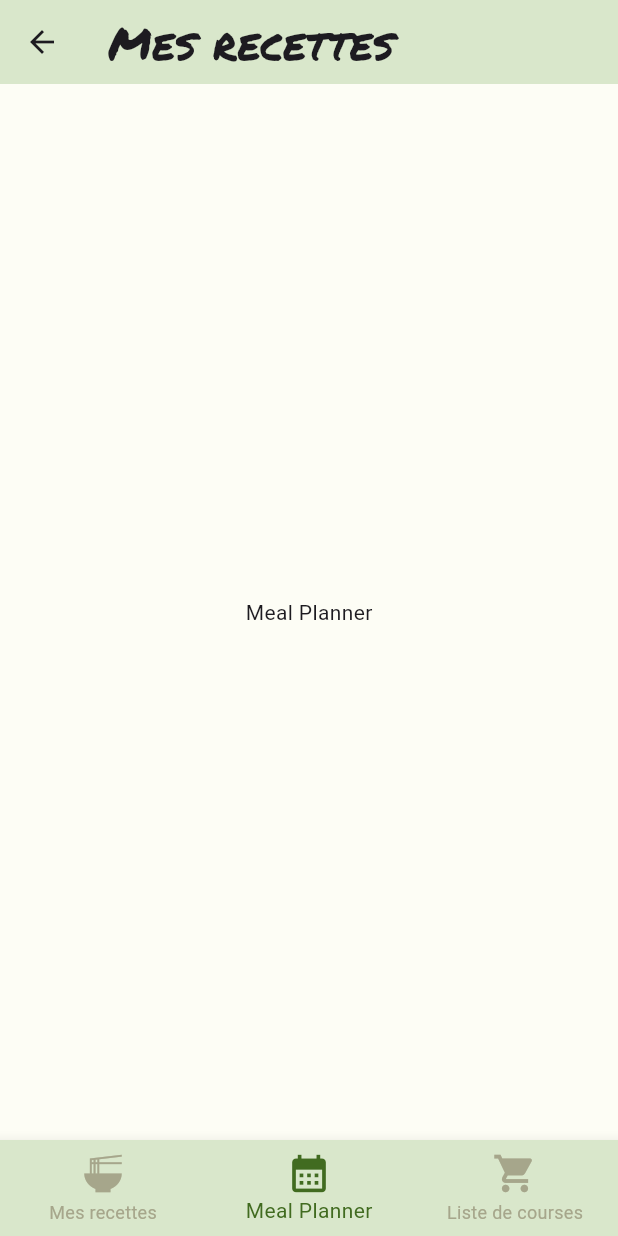
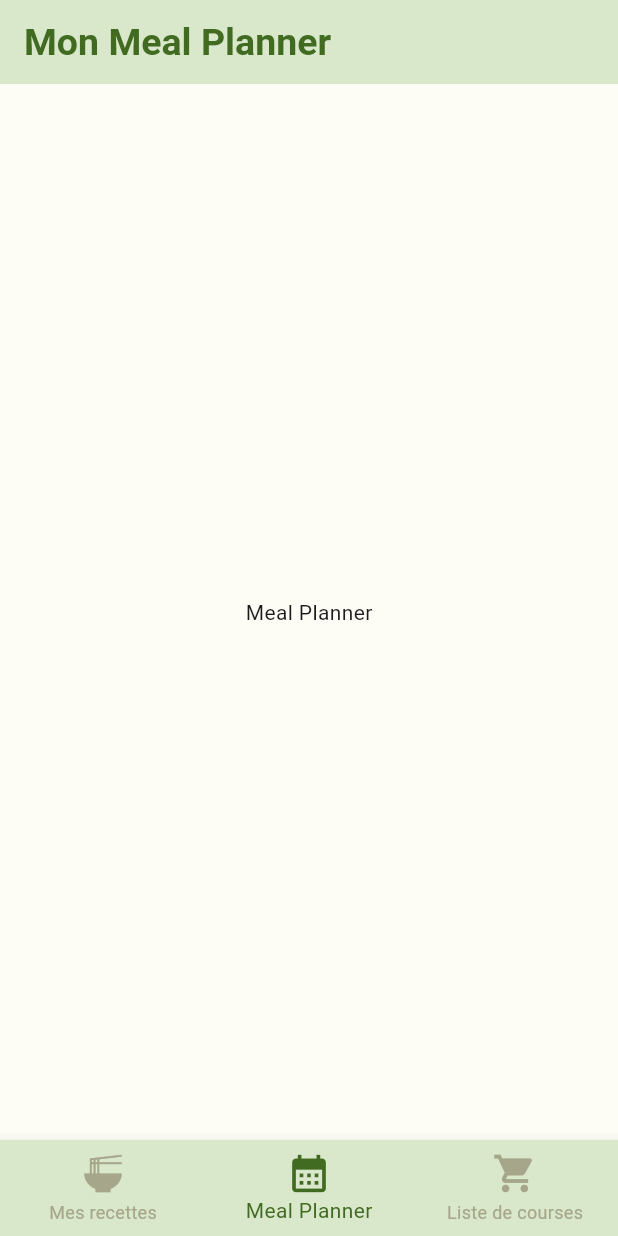
Before and after one commit to olivier-chatelin/chop_shop, a Flutter app: the Planner screen opened by its route, on a phone screen of 412 x 824 dp. Run offline on Flutter 3.47's test engine with Material 3 defaults, Android fonts, the phone set to English and light mode, and no system bars; our stand-ins replace google_fonts.

Commit message:
refacto route names

```diff
--- a/lib/data/data.dart
+++ b/lib/data/data.dart
@@ -5,13 +5,13 @@ List<Recipe> recipes = [
       id: 'r1',
       name: 'Spaghetti à la carbonara',
       image: 'assets/images/carbonara.jpeg',
-      isPlanned: true,
+      isInPlanningBag: true,
   ),
   Recipe(
       id: 'r8',
       name: 'Nasi goreng',
       image: 'assets/images/nasi_goreng.jpeg',
-      isPlanned: true,
+      isInPlanningBag: true,
   ),
   Recipe(
       id: 'r2',
--- a/lib/design/themes/main_theme.dart
+++ b/lib/design/themes/main_theme.dart
@@ -14,7 +14,6 @@ final ThemeData mainTheme = ThemeData(
     titleLarge: GoogleFonts.permanentMarker(
       fontSize: 30,
       color: ChopColors.selectedColor
-      // fontStyle: FontStyle.italic,
     ),
     bodyMedium: GoogleFonts.roboto(),
   ),
@@ -26,6 +25,11 @@ final ThemeData mainTheme = ThemeData(
   ),
   appBarTheme: const AppBarTheme(
     backgroundColor: ChopColors.primaryColor,
+    titleTextStyle: TextStyle(
+      fontSize: 25,
+      color: ChopColors.selectedColor,
+      fontWeight: FontWeight.bold
+    ),
   ),
   bottomNavigationBarTheme: const BottomNavigationBarThemeData(
     backgroundColor: ChopColors.primaryColor,
--- a/lib/design/widgets/bottom_navigation.dart
+++ b/lib/view/commons/widgets/bottom_navigation.dart
@@ -1,3 +1,6 @@
+import 'package:chop_shop/view/grocery/widgets/grocery_view.dart';
+import 'package:chop_shop/view/planner/widgets/planner_view.dart';
+import 'package:chop_shop/view/recipes/recipes_view.dart';
 import 'package:flutter/material.dart';
 
 class BottomNavigation extends StatelessWidget {
@@ -6,9 +9,9 @@ class BottomNavigation extends StatelessWidget {
   @override
   Widget build(BuildContext context) {
     const indexCorrespondences = [
-      '/',
-      '/planner',
-      '/grocery',
+      Home.routeName,
+      Planner.routeName,
+      Grocery.routeName,
     ];
 
     return  BottomNavigationBar(
--- a/lib/view/grocery/widgets/grocery.dart
+++ b/lib/view/grocery/widgets/grocery_view.dart
@@ -1,9 +1,11 @@
 
 import 'package:flutter/material.dart';
 
-import '../../../design/widgets/bottom_navigation.dart';
+import '../../commons/widgets/bottom_navigation.dart';
 
 class Grocery extends StatefulWidget {
+  static const routeName = '/grocery';
+
   const Grocery({super.key});
 
   @override
@@ -15,7 +17,8 @@ class _GroceryState extends State<Grocery> {
   Widget build(BuildContext context) {
     return Scaffold(
       appBar: AppBar(
-        title: const Text('Mes recettes'),
+        title: const Text('Ma liste de courses'),
+        automaticallyImplyLeading: false,
       ),
       bottomNavigationBar: const BottomNavigation(currentIndex: 2),
       body: Center(child: Text('Liste de courses')),
--- a/lib/view/planner/widgets/planner.dart
+++ b/lib/view/planner/widgets/planner_view.dart
@@ -1,8 +1,9 @@
 import 'package:flutter/material.dart';
 
-import '../../../design/widgets/bottom_navigation.dart';
+import '../../commons/widgets/bottom_navigation.dart';
 
 class Planner extends StatefulWidget {
+  static const routeName = '/planner';
   const Planner({super.key});
 
   @override
@@ -14,7 +15,8 @@ class _PlannerState extends State<Planner> {
   Widget build(BuildContext context) {
     return Scaffold(
       appBar: AppBar(
-        title: const Text('Mes recettes'),
+        title: const Text('Mon Meal Planner'),
+        automaticallyImplyLeading: false,
       ),
       bottomNavigationBar: const BottomNavigation(currentIndex: 1),
       body: Center(child: Text('Meal Planner')),
--- a/lib/view/recipes/recipes.dart
+++ b/lib/view/recipes/recipes_view.dart
@@ -1,4 +1,4 @@
-import 'package:chop_shop/design/widgets/bottom_navigation.dart';
+import 'package:chop_shop/view/commons/widgets/bottom_navigation.dart';
 import 'package:flutter/material.dart';
 import '../../model/recipe_model.dart';
 import 'widgets/recipe_card.dart';
@@ -6,7 +6,7 @@ import '../../data/data.dart' as data;
 class Home extends StatefulWidget {
   Home({super.key});
   late List<Recipe> recipes;
-
+  static const routeName = '/';
   @override
   State<Home> createState() => _HomeState();
 }
@@ -35,6 +35,7 @@ class _HomeState extends State<Home> {
     return Scaffold(
       appBar: AppBar(
         title: const Text('Mes recettes'),
+        automaticallyImplyLeading: false,
       ),
       bottomNavigationBar: const BottomNavigation(currentIndex: 0),
       body: ListView.builder(
--- a/pubspec.yaml
+++ b/pubspec.yaml
@@ -16,7 +16,7 @@ publish_to: 'none' # Remove this line if you wish to publish to pub.dev
 # https://developer.apple.com/library/archive/documentation/General/Reference/InfoPlistKeyReference/Articles/CoreFoundationKeys.html
 # In Windows, build-name is used as the major, minor, and patch parts
 # of the product and file versions while build-number is used as the build suffix.
-version: 1.0.0+1
+version: 1.0.3
 
 environment:
   sdk: '>=3.2.6 <4.0.0'
```
Also changed, not shown: lib/main.dart (+4 -4 lines), lib/view/recipe_detail/recipe_detail.dart (deleted, +0 -14 lines), lib/view/recipe_detail/recipe_detail_view.dart (added, +28 -0 lines), lib/view/recipes/widgets/recipe_card.dart (+8 -3 lines), lib/view/commons/widgets/chop_badge.dart (renamed from lib/design/widgets/chop_badge.dart).
